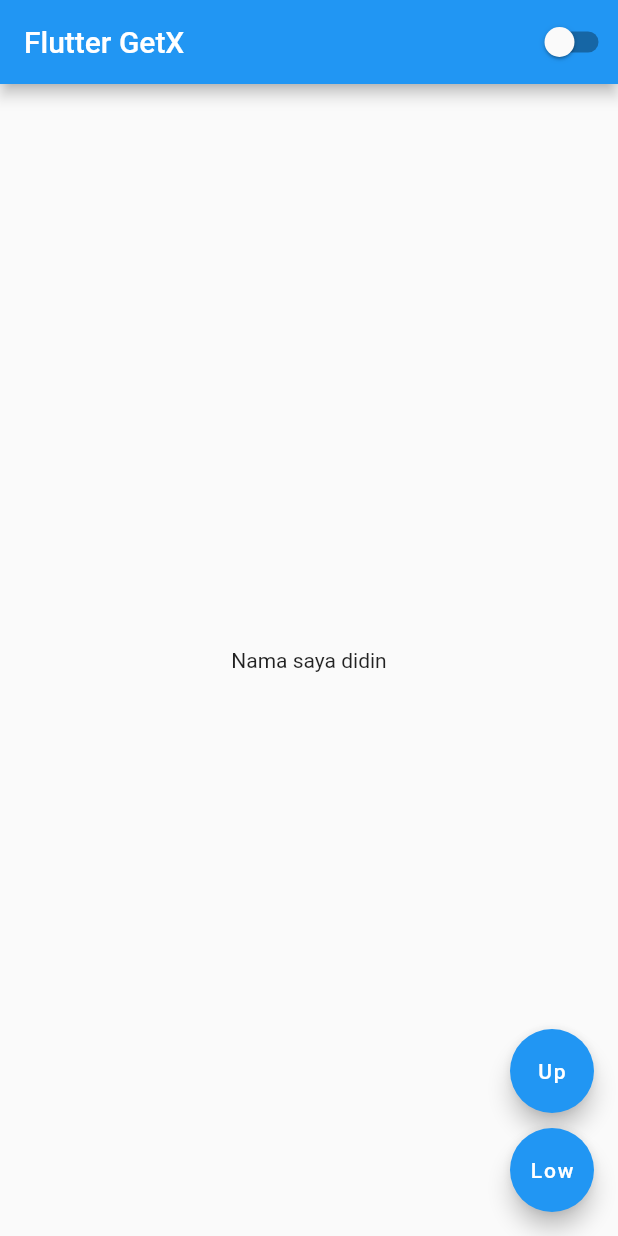
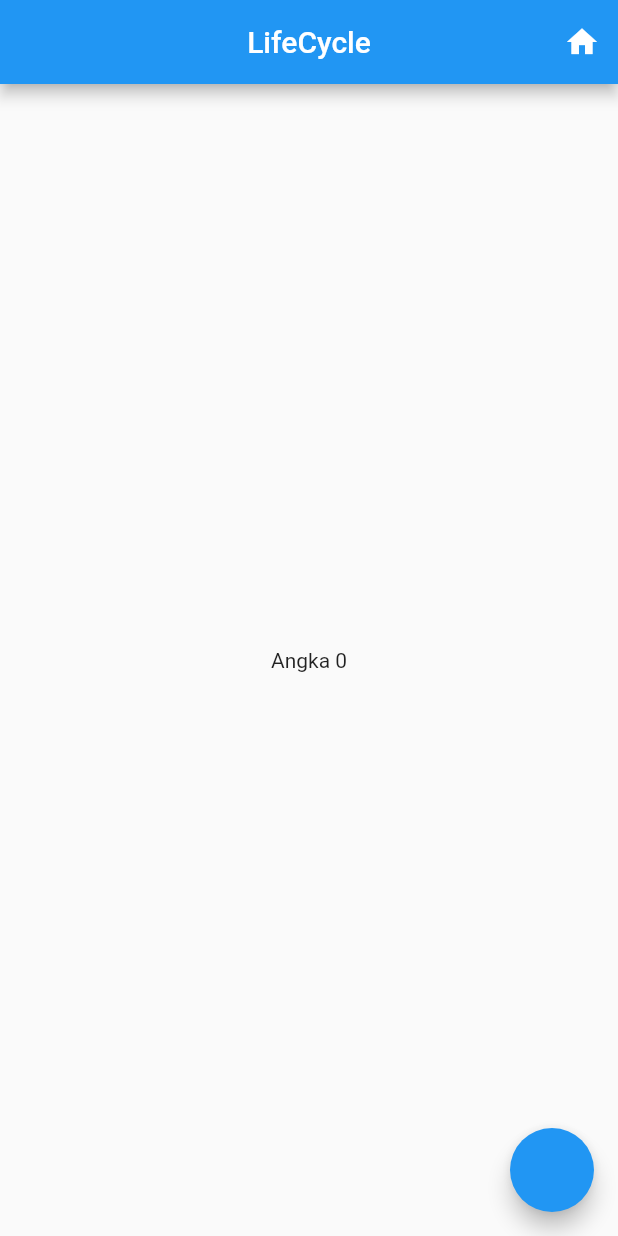
Before and after one commit to Snarf17/flutter-getX, a Flutter app: the screen it shows after launch, on a phone screen of 412 x 824 dp. Run offline on Flutter 3.47's test engine with Material 2 defaults, Android fonts, the phone set to English and light mode, and no system bars; our stand-ins replace get; missing offline and left inert: dart:ffi.

Commit message:
get lifecycle

```diff
--- a/lib/main.dart
+++ b/lib/main.dart
@@ -1,3 +1,5 @@
+import 'dart:ffi';
+
 import 'package:flutter/material.dart';
 import 'package:flutter_getx/controller/human.controller.dart';
 import 'package:flutter_getx/models/human.dart';
@@ -8,43 +10,63 @@ void main() {
 }
 
 class MyApp extends StatelessWidget {
-  final cHuman = Get.put(HumanController()); // ini cara ketika menggunakan obs
   @override
   Widget build(BuildContext context) {
     return MaterialApp(
-      theme: cHuman.theme ? ThemeData.dark() : ThemeData.light(),
-      home: Scaffold(
-          appBar: AppBar(
-            title: const Text('Flutter GetX'),
-            actions: [
-              Switch(
-                value: cHuman.theme,
-                onChanged: (value) => cHuman.changeDarkTheme(),
-                // cHuman.changeDarkTheme(),
-              )
-            ],
-          ),
-          body: Center(
-              child: GetBuilder<HumanController>(
-            init: HumanController(),
-            builder: (controller) => Text('Nama saya ${controller.human.name}'),
-          )),
-          floatingActionButton: Column(
-            mainAxisAlignment: MainAxisAlignment.end,
-            children: [
-              FloatingActionButton(
-                onPressed: () => Get.find<HumanController>().changeUppercase(),
-                child: const Text('Up'),
-              ),
-              const SizedBox(
-                height: 10,
-              ),
-              FloatingActionButton(
-                onPressed: () => Get.find<HumanController>().changeLowerCase(),
-                child: const Text('Low'),
-              ),
-            ],
-          )),
+      home: HomePage(),
     );
   }
 }
+
+class HomePage extends StatelessWidget {
+  final countC = Get.put(HumanController());
+  @override
+  Widget build(BuildContext context) {
+    return Scaffold(
+      appBar: AppBar(
+        actions: [
+          IconButton(
+            onPressed: () => Navigator.of(context).push(MaterialPageRoute(
+              builder: (context) => OtherPage(),
+            )),
+            icon: const Icon(Icons.home),
+          )
+        ],
+        title: const Text('LifeCycle'),
+        centerTitle: true,
+      ),
+      body: Center(
+        child: CountWidget(),
+      ),
+      floatingActionButton: FloatingActionButton(
+        onPressed: () => countC.add(),
+      ),
+    );
+  }
+}
+
+class CountWidget extends StatelessWidget {
+  // int count;
+  // final counC = Get.find<HumanController>();
+
+  @override
+  Widget build(BuildContext context) {
+    return GetBuilder<HumanController>(
+      builder: (c) => Text('Angka ${c.count}'),
+    );
+  }
+}
+
+class OtherPage extends StatelessWidget {
+  const OtherPage({super.key});
+
+  @override
+  Widget build(BuildContext context) {
+    return Scaffold(
+      appBar: AppBar(
+        title: const Text('Other Page'),
+      ),
+      body: const Text('Other Page'),
+    );
+  }
+}
```
Also changed, not shown: lib/controller/human.controller.dart (+8 -0 lines).
